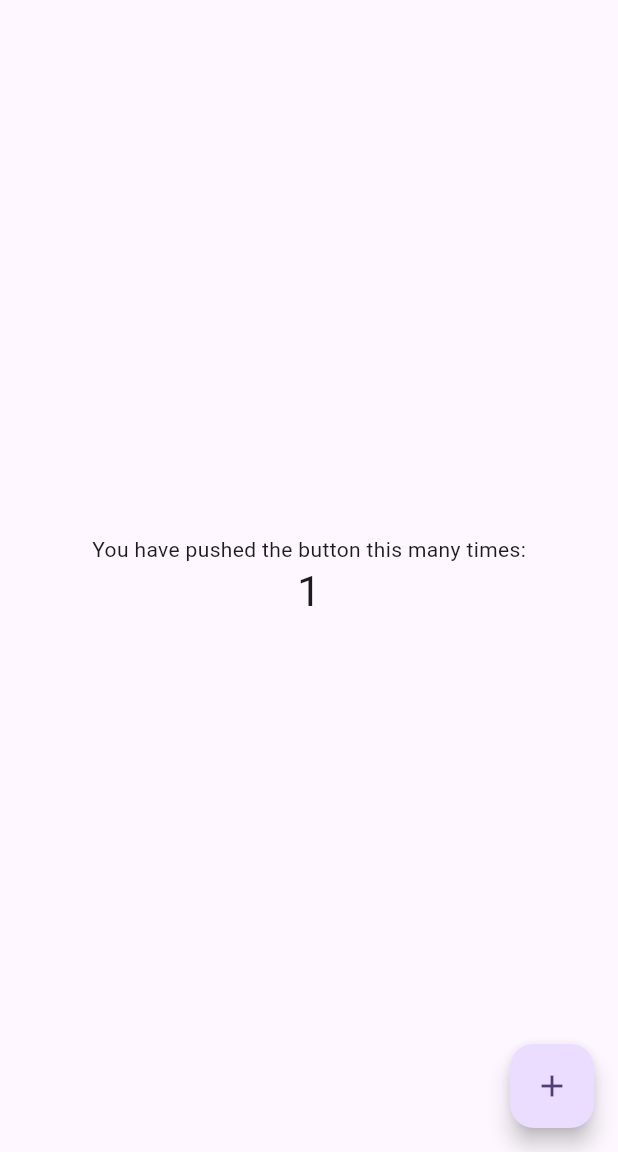
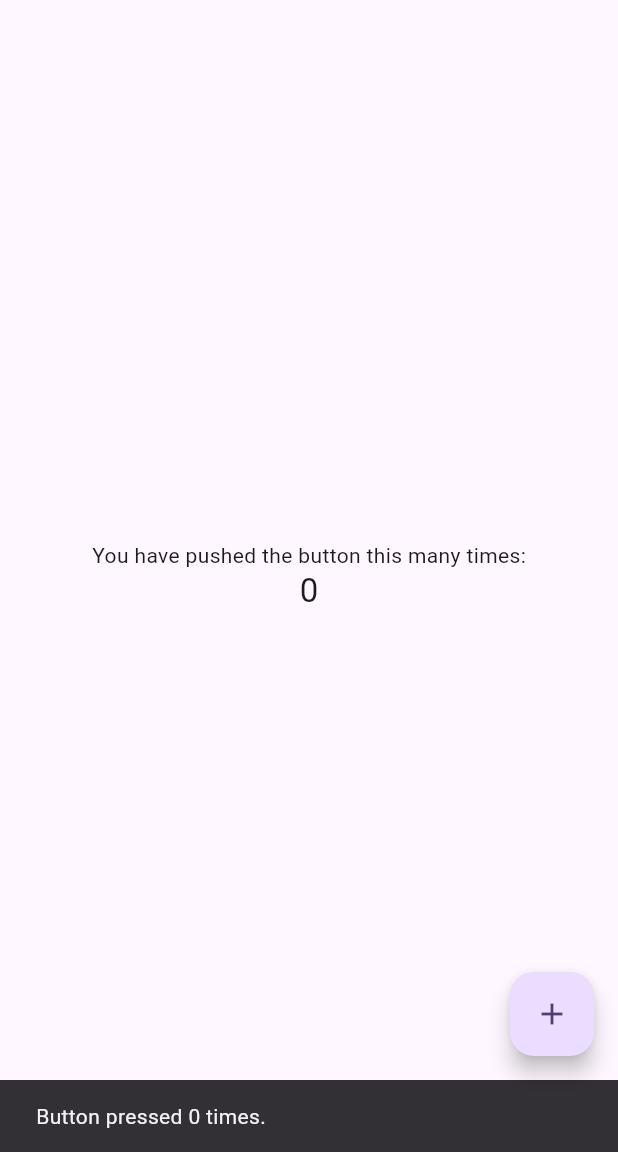
Before and after one commit to xentixar/pusher_demo, a Flutter app: the screen it shows after launch, after a tap on the "add" icon, on a phone screen of 412 x 824 dp, the part 84-1236 px from its top. Run offline on Flutter 3.47's test engine with Material 3 defaults, Android fonts, the phone set to English and light mode, and no system bars; missing offline and left inert: pusher_channels_flutter.

Commit message:
show notification

```diff
--- a/client/lib/main.dart
+++ b/client/lib/main.dart
@@ -1,9 +1,11 @@
 import 'package:flutter/material.dart';
 import 'package:pusher_channels_flutter/pusher_channels_flutter.dart';
+import 'dart:convert';
 
 void main() async {
   WidgetsFlutterBinding.ensureInitialized();
   PusherChannelsFlutter pusher = PusherChannelsFlutter.getInstance();
+
   try {
     await pusher.init(
       apiKey: "2ce078c3959b1fa56af8",
@@ -13,42 +15,43 @@ void main() async {
     await pusher.subscribe(channelName: 'test-channel');
     await pusher.connect();
     final myChannel = await pusher.subscribe(channelName: "notification");
-    // print(myChannel);
   } catch (e) {
     print("ERROR: $e");
   }
+
   runApp(const MyApp());
 }
 
 void onEvent(PusherEvent event) {
-  print("onEvent: $event");
-  print(event.data);
+  // print("onEvent: $event");
+  // print(event.data);
+
+  // Show SnackBar notification when an event is received
+  Map<String, dynamic> eventData = json.decode(event.data);
+  print(eventData['message']);
+  showSnackBar(
+      eventData['message']); // Assuming 'message' is the key in your data
+}
+
+void showSnackBar(String message) {
+  print(message);
+  ScaffoldMessenger.of(navigatorKey.currentContext!).showSnackBar(
+    SnackBar(
+      content: Text(message),
+      duration: Duration(seconds: 2),
+    ),
+  );
 }
 
 class MyApp extends StatelessWidget {
-  const MyApp({super.key});
+  const MyApp({Key? key});
 
-  // This widget is the root of your application.
   @override
   Widget build(BuildContext context) {
     return MaterialApp(
+      navigatorKey: navigatorKey,
       title: 'Flutter Demo',
       theme: ThemeData(
-        // This is the theme of your application.
-        //
-        // TRY THIS: Try running your application with "flutter run". You'll see
-        // the application has a purple toolbar. Then, without quitting the app,
-        // try changing the seedColor in the colorScheme below to Colors.green
-        // and then invoke "hot reload" (save your changes or press the "hot
-        // reload" button in a Flutter-supported IDE, or press "r" if you used
-        // the command line to start the app).
-        //
-        // Notice that the counter didn't reset back to zero; the application
-        // state is not lost during the reload. To reset the state, use hot
-        // restart instead.
-        //
-        // This works for code too, not just values: Most code changes can be
-        // tested with just a hot reload.
         colorScheme: ColorScheme.fromSeed(seedColor: Colors.deepPurple),
         useMaterial3: true,
       ),
@@ -57,81 +60,28 @@ class MyApp extends StatelessWidget {
   }
 }
 
-class MyHomePage extends StatefulWidget {
-  const MyHomePage({super.key, required this.title});
+final GlobalKey<NavigatorState> navigatorKey = GlobalKey<NavigatorState>();
 
-  // This widget is the home page of your application. It is stateful, meaning
-  // that it has a State object (defined below) that contains fields that affect
-  // how it looks.
-
-  // This class is the configuration for the state. It holds the values (in this
-  // case the title) provided by the parent (in this case the App widget) and
-  // used by the build method of the State. Fields in a Widget subclass are
-  // always marked "final".
+class MyHomePage extends StatelessWidget {
+  const MyHomePage({Key? key, required this.title}) : super(key: key);
 
   final String title;
 
   @override
-  State<MyHomePage> createState() => _MyHomePageState();
-}
-
-class _MyHomePageState extends State<MyHomePage> {
-  int _counter = 0;
-
-  void _incrementCounter() {
-    setState(() {
-      // This call to setState tells the Flutter framework that something has
-      // changed in this State, which causes it to rerun the build method below
-      // so that the display can reflect the updated values. If we changed
-      // _counter without calling setState(), then the build method would not be
-      // called again, and so nothing would appear to happen.
-      _counter++;
-    });
-  }
-
-  @override
   Widget build(BuildContext context) {
-    // This method is rerun every time setState is called, for instance as done
-    // by the _incrementCounter method above.
-    //
-    // The Flutter framework has been optimized to make rerunning build methods
-    // fast, so that you can just rebuild anything that needs updating rather
-    // than having to individually change instances of widgets.
     return Scaffold(
       appBar: AppBar(
-        // TRY THIS: Try changing the color here to a specific color (to
-        // Colors.amber, perhaps?) and trigger a hot reload to see the AppBar
-        // change color while the other colors stay the same.
         backgroundColor: Theme.of(context).colorScheme.inversePrimary,
-        // Here we take the value from the MyHomePage object that was created by
-        // the App.build method, and use it to set our appbar title.
-        title: Text(widget.title),
+        title: Text(title),
       ),
       body: Center(
-        // Center is a layout widget. It takes a single child and positions it
-        // in the middle of the parent.
         child: Column(
-          // Column is also a layout widget. It takes a list of children and
-          // arranges them vertically. By default, it sizes itself to fit its
-          // children horizontally, and tries to be as tall as its parent.
-          //
-          // Column has various properties to control how it sizes itself and
-          // how it positions its children. Here we use mainAxisAlignment to
-          // center the children vertically; the main axis here is the vertical
-          // axis because Columns are vertical (the cross axis would be
-          // horizontal).
-          //
-          // TRY THIS: Invoke "debug painting" (choose the "Toggle Debug Paint"
-          // action in the IDE, or press "p" in the console), to see the
-          // wireframe for each widget.
           mainAxisAlignment: MainAxisAlignment.center,
           children: <Widget>[
-            const Text(
-              'You have pushed the button this many times:',
-            ),
+            const Text('You have pushed the button this many times:'),
             Text(
               '$_counter',
-              style: Theme.of(context).textTheme.headlineMedium,
+              style: Theme.of(context).textTheme.headline6,
             ),
           ],
         ),
@@ -140,7 +90,14 @@ class _MyHomePageState extends State<MyHomePage> {
         onPressed: _incrementCounter,
         tooltip: 'Increment',
         child: const Icon(Icons.add),
-      ), // This trailing comma makes auto-formatting nicer for build methods.
+      ),
     );
   }
 }
+
+int _counter = 0;
+
+void _incrementCounter() {
+  showSnackBar('Button pressed $_counter times.');
+  _counter++;
+}
```
